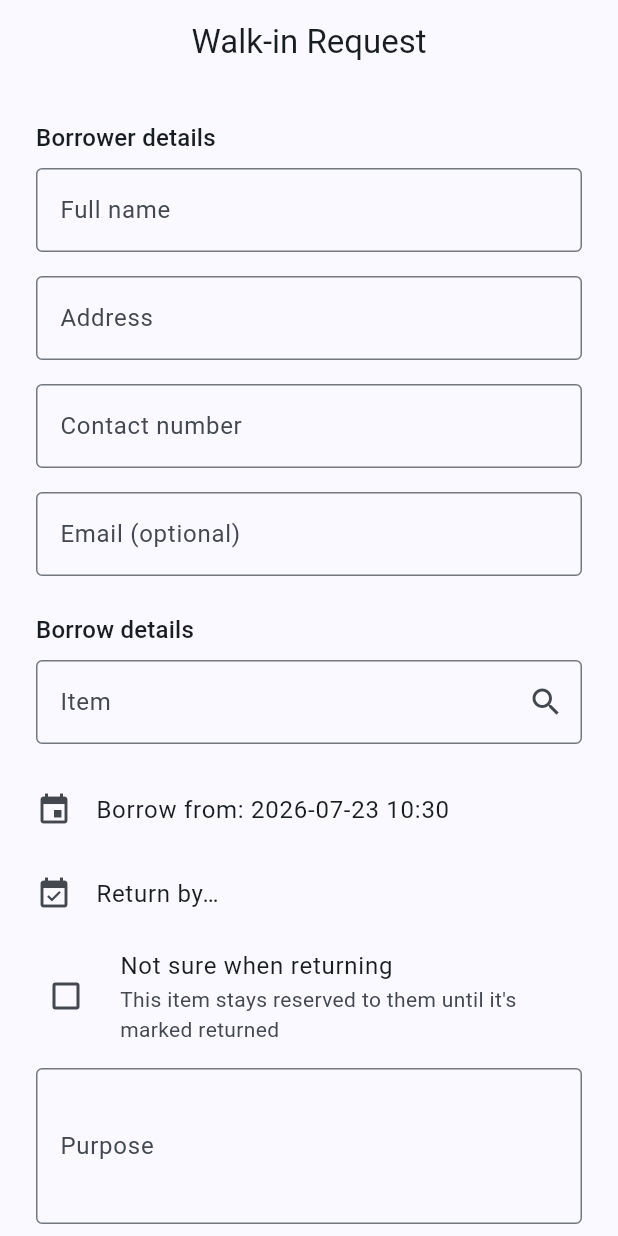
After one commit to Vincentjhon31/SBS, a Flutter app: the WalkInRequestScreen screen opened by its route, on a phone screen of 412 x 824 dp. The commit adds this screen. Run offline on Flutter 3.47's test engine with Material 3 defaults, Android fonts, the phone set to English and light mode, and no system bars; our stand-ins replace dio, flutter_riverpod, go_router, image_picker, shared_preferences, supabase_flutter; accounts and stored records are empty; network calls fail.

Commit message:
Walk-in (no-account) borrowing for the front desk
Adds a third borrower path alongside citizen/staff self-service: someone
who walks in with no app account, handled entirely by staff at the
counter.

- guest_borrowers table (name/address/contact/optional email + DPA
  consent captured by staff on the guest's behalf) -- NOT backed by
  auth.users, so no login/service-role machinery needed
- borrow_requests.borrower_id is now nullable with a new sibling
  guest_borrower_id (xor check enforces exactly one); requested_to is
  nullable too, but ONLY for guest rows (regression-tested: self-service
  citizen/staff requests still require a return date)
- create_guest_borrow_request() RPC: creates the guest + request and
  auto-approves in one atomic, staff-scope-checked step, since staff is
  physically present to witness it -- everything after (photos,
  liability ack, return) reuses the existing Phase 6 release_item/
  return_item RPCs completely unchanged
- An open-ended ("not sure when returning") loan correctly keeps
  blocking the item for everyone else via the existing exclusion
  constraint until it's returned -- verified with a far-future booking
  attempt that correctly fails
- Fixed two latent null-unsafe spots this surfaced: item_reserved_windows
  was silently dropping open-ended windows from the conflict/calendar
  view, and the Phase 7 notification triggers would have thrown on a
  null borrower_id -- guests now correctly get no in-app notification
  (no account to receive one), staff's overdue alert now names the guest
  instead of showing blank
- Walk-in Request screen: guest intake + item/date picker (with "not
  sure when returning"), reached from a new AppBar action on Approvals,
  chains straight into the existing evidence-capture screen for the
  handoff photos
- Approvals queue/detail now show a real Citizen/Staff/Walk-in label and
  "not yet known" instead of crashing on a null due date

Verified: full SQL regression suite (all prior phases + new tests) +
a REST-level walk-in lifecycle test (create -> auto-approve -> visible
in queue -> release -> return, all through the unmodified Phase 6 RPCs)
+ flutter analyze/test, both locally and against the hosted project.

```diff
--- a/lib/app/router.dart
+++ b/lib/app/router.dart
@@ -15,6 +15,7 @@ import '../features/auth/presentation/citizen_register_screen.dart';
 import '../features/auth/presentation/login_screen.dart';
 import '../features/borrowing/presentation/my_requests_screen.dart';
 import '../features/borrowing/presentation/request_form_screen.dart';
+import '../features/borrowing/presentation/walkin_request_screen.dart';
 import '../features/home/presentation/home_screen.dart';
 import '../features/items/data/items_models.dart';
 import '../features/items/presentation/item_calendar_screen.dart';
@@ -38,6 +39,7 @@ abstract final class AppRoutes {
   static const itemCalendar = '/items/calendar';
   static const requests = '/requests';
   static const requestNew = '/requests/new';
+  static const walkinNew = '/requests/walkin';
   static const approvals = '/approvals';
   static const approvalDetail = '/approvals/detail';
   static const evidenceCapture = '/approvals/capture';
@@ -144,6 +146,10 @@ final routerProvider = Provider<GoRouter>((ref) {
         ),
       ),
       GoRoute(
+        path: AppRoutes.walkinNew,
+        builder: (context, state) => const WalkInRequestScreen(),
+      ),
+      GoRoute(
         path: AppRoutes.itemNew,
         builder: (context, state) => const ItemFormScreen(),
       ),
--- a/lib/core/constants/app_constants.dart
+++ b/lib/core/constants/app_constants.dart
@@ -27,4 +27,12 @@ abstract final class AppConstants {
       'Your photo and ID information are used solely to verify borrowing '
       'transactions with the LGU. You can request an export or deletion of '
       'your personal data at any time from Settings.';
+
+  /// Read aloud by staff at walk-in intake — the guest has no app account
+  /// to tap their own consent, so staff confirms it on their behalf.
+  static const guestConsentStatement =
+      'Your name, address, contact number, and the photos taken at '
+      'handoff/return will be used solely to verify this borrowing '
+      'transaction with the LGU and kept only as long as required for '
+      'that record.';
 }
--- a/lib/features/approvals/data/approvals_models.dart
+++ b/lib/features/approvals/data/approvals_models.dart
@@ -16,14 +16,19 @@ class PendingApproval {
   final String itemLabel;
   final String purpose;
   final DateTime requestedFrom;
-  final DateTime requestedTo;
-  final String borrowerId;
+
+  /// Null for an open-ended walk-in loan (borrowerType == 'guest' only).
+  final DateTime? requestedTo;
+
+  /// Null for a walk-in guest — there's no profiles row to reference.
+  final String? borrowerId;
   final String borrowerName;
   final String borrowerType;
   final String status;
   final DateTime createdAt;
 
   bool get isCitizenBorrower => borrowerType == 'citizen';
+  bool get isGuestBorrower => borrowerType == 'guest';
   bool get isOverdue => status == 'overdue';
 
   factory PendingApproval.fromJson(Map<String, dynamic> json) {
@@ -31,14 +36,19 @@ class PendingApproval {
     final name = item?['name'] as String? ?? 'Unknown item';
     final tag = item?['distinguishing_tag'] as String?;
     final borrower = json['profiles'] as Map<String, dynamic>?;
+    final guest = json['guest_borrowers'] as Map<String, dynamic>?;
     return PendingApproval(
       id: json['id'] as String,
       itemLabel: (tag == null || tag.isEmpty) ? name : '$name ($tag)',
       purpose: json['purpose'] as String,
       requestedFrom: DateTime.parse(json['requested_from'] as String).toLocal(),
-      requestedTo: DateTime.parse(json['requested_to'] as String).toLocal(),
-      borrowerId: json['borrower_id'] as String,
-      borrowerName: borrower?['full_name'] as String? ?? 'Unknown borrower',
+      requestedTo: json['requested_to'] == null
+          ? null
+          : DateTime.parse(json['requested_to'] as String).toLocal(),
+      borrowerId: json['borrower_id'] as String?,
+      borrowerName: borrower?['full_name'] as String? ??
+          guest?['full_name'] as String? ??
+          'Unknown borrower',
       borrowerType: json['borrower_type'] as String,
       status: json['status'] as String,
       createdAt: DateTime.parse(json['created_at'] as String).toLocal(),
--- a/lib/features/approvals/data/approvals_repository.dart
+++ b/lib/features/approvals/data/approvals_repository.dart
@@ -22,7 +22,8 @@ class ApprovalsRepository {
     final rows = await _client
         .from('borrow_requests')
         .select('*, items(name, distinguishing_tag), '
-            'profiles!borrow_requests_borrower_id_fkey(full_name, user_type)')
+            'profiles!borrow_requests_borrower_id_fkey(full_name, user_type), '
+            'guest_borrowers(full_name)')
         .inFilter('status', statuses.split(','))
         .order('created_at', ascending: true);
     return [for (final row in rows) PendingApproval.fromJson(row)];
--- a/lib/features/borrowing/data/borrow_repository.dart
+++ b/lib/features/borrowing/data/borrow_repository.dart
@@ -43,4 +43,33 @@ class BorrowRepository {
         ReservedWindow.fromJson(row as Map<String, dynamic>),
     ];
   }
+
+  /// Walk-in counter flow: staff creates the guest identity and the
+  /// request in one atomic step, pre-approved since staff is physically
+  /// present. Returns the new borrow_requests id, ready for evidence
+  /// capture (release_item) right away.
+  Future<String> createGuestRequest({
+    required String itemId,
+    required String fullName,
+    required String address,
+    required String contactNumber,
+    String? email,
+    required String purpose,
+    required DateTime from,
+    DateTime? to,
+    required bool consented,
+  }) async {
+    final result = await _client.rpc('create_guest_borrow_request', params: {
+      'item': itemId,
+      'full_name': fullName.trim(),
+      'address': address.trim(),
+      'contact_number': contactNumber.trim(),
+      'email': (email == null || email.trim().isEmpty) ? null : email.trim(),
+      'purpose': purpose.trim(),
+      'requested_from': from.toUtc().toIso8601String(),
+      'requested_to': to?.toUtc().toIso8601String(),
+      'consented': consented,
+    });
+    return result as String;
+  }
 }
--- /dev/null
+++ b/lib/features/borrowing/presentation/walkin_request_screen.dart
@@ -0,0 +1,363 @@
+import 'package:flutter/material.dart';
+import 'package:flutter_riverpod/flutter_riverpod.dart';
+import 'package:go_router/go_router.dart';
+import 'package:supabase_flutter/supabase_flutter.dart';
+
+import '../../../app/router.dart';
+import '../../../core/constants/app_constants.dart';
+import '../../approvals/data/approvals_models.dart';
+import '../../approvals/data/approvals_providers.dart';
+import '../../items/data/items_models.dart';
+import '../../items/data/items_providers.dart';
+import '../data/borrow_providers.dart';
+
+/// Staff-only counter flow for someone with no app account: fill in who
+/// they are, what they're borrowing, and when — then go straight into
+/// evidence capture (photos + liability ack) for the handoff, same as any
+/// other release.
+class WalkInRequestScreen extends ConsumerStatefulWidget {
+  const WalkInRequestScreen({super.key});
+
+  @override
+  ConsumerState<WalkInRequestScreen> createState() =>
+      _WalkInRequestScreenState();
+}
+
+class _WalkInRequestScreenState extends ConsumerState<WalkInRequestScreen> {
+  final _formKey = GlobalKey<FormState>();
+  final _itemController = TextEditingController();
+  final _nameController = TextEditingController();
+  final _addressController = TextEditingController();
+  final _contactController = TextEditingController();
+  final _emailController = TextEditingController();
+  final _purposeController = TextEditingController();
+  Item? _selectedItem;
+  DateTime _from = DateTime.now();
+  DateTime? _to;
+  bool _notSureWhenReturning = false;
+  bool _consented = false;
+  bool _submitting = false;
+
+  @override
+  void dispose() {
+    _itemController.dispose();
+    _nameController.dispose();
+    _addressController.dispose();
+    _contactController.dispose();
+    _emailController.dispose();
+    _purposeController.dispose();
+    super.dispose();
+  }
+
+  Future<void> _pickDateTime({required bool isFrom}) async {
+    final now = DateTime.now();
+    final initial = isFrom ? _from : (_to ?? _from);
+    final date = await showDatePicker(
+      context: context,
+      initialDate: initial,
+      firstDate: now.subtract(const Duration(days: 1)),
+      lastDate: now.add(const Duration(days: 365)),
+    );
+    if (date == null || !mounted) return;
+    final time = await showTimePicker(
+      context: context,
+      initialTime: TimeOfDay.fromDateTime(initial),
+    );
+    if (time == null) return;
+    final picked =
+        DateTime(date.year, date.month, date.day, time.hour, time.minute);
+    setState(() {
+      if (isFrom) {
+        _from = picked;
+        if (_to != null && !_to!.isAfter(picked)) _to = null;
+      } else {
+        _to = picked;
+      }
+    });
+  }
+
+  Future<void> _submit() async {
+    final messenger = ScaffoldMessenger.of(context);
+    if (!_formKey.currentState!.validate()) return;
+    if (_selectedItem == null) {
+      messenger.showSnackBar(
+          const SnackBar(content: Text('Select an item from the list.')));
+      return;
+    }
+    if (!_notSureWhenReturning && _to == null) {
+      messenger.showSnackBar(const SnackBar(
+          content: Text(
+              'Pick a return date, or check "Not sure when returning."')));
+      return;
+    }
+    if (!_consented) {
+      messenger.showSnackBar(const SnackBar(
+          content: Text(
+              'Read the notice to the guest and confirm their consent.')));
+      return;
+    }
+    setState(() => _submitting = true);
+    try {
+      final requestId =
+          await ref.read(borrowRepositoryProvider).createGuestRequest(
+                itemId: _selectedItem!.id,
+                fullName: _nameController.text,
+                address: _addressController.text,
+                contactNumber: _contactController.text,
+                email: _emailController.text,
+                purpose: _purposeController.text,
+                from: _from,
+                to: _notSureWhenReturning ? null : _to,
+                consented: true,
+              );
+      ref.invalidate(approvalQueueProvider);
+      if (!mounted) return;
+      // Straight into the same release-evidence flow every other handoff
+      // uses — replace this form in the stack so "back" from there
+      // returns to Approvals, not to a stale filled-out form.
+      context.pushReplacement(
+        AppRoutes.evidenceCapture,
+        extra: EvidenceCaptureArgs(
+          stage: 'release',
+          request: PendingApproval(
+            id: requestId,
+            itemLabel: _selectedItem!.displayName,
+            purpose: _purposeController.text.trim(),
+            requestedFrom: _from,
+            requestedTo: _notSureWhenReturning ? null : _to,
+            borrowerId: null,
+            borrowerName: _nameController.text.trim(),
+            borrowerType: 'guest',
+            status: 'approved',
+            createdAt: DateTime.now(),
+          ),
+        ),
+      );
+    } on PostgrestException catch (e) {
+      messenger.showSnackBar(
+          SnackBar(content: Text('Could not create walk-in: ${e.message}')));
+    } catch (_) {
+      messenger.showSnackBar(const SnackBar(
+          content: Text('Could not create walk-in. Check your connection.')));
+    } finally {
+      if (mounted) setState(() => _submitting = false);
+    }
+  }
+
+  @override
+  Widget build(BuildContext context) {
+    final items = ref.watch(itemsProvider).value ?? [];
+    final activeItems = [
+      for (final item in items)
+        if (item.active) item,
+    ];
+
+    return Scaffold(
+      appBar: AppBar(title: const Text('Walk-in Request')),
+      body: SafeArea(
+        child: SingleChildScrollView(
+          padding: const EdgeInsets.all(24),
+          child: Form(
+            key: _formKey,
+            child: Column(
+              crossAxisAlignment: CrossAxisAlignment.stretch,
+              children: [
+                Text('Borrower details',
+                    style: Theme.of(context).textTheme.titleMedium),
+                const SizedBox(height: 8),
+                TextFormField(
+                  controller: _nameController,
+                  decoration: const InputDecoration(labelText: 'Full name'),
+                  textCapitalization: TextCapitalization.words,
+                  validator: (v) => (v == null || v.trim().length < 2)
+                      ? 'Full name is required'
+                      : null,
+                ),
+                const SizedBox(height: 16),
+                TextFormField(
+                  controller: _addressController,
+                  decoration: const InputDecoration(labelText: 'Address'),
+                  validator: (v) => (v == null || v.trim().isEmpty)
+                      ? 'Address is required'
+                      : null,
+                ),
+                const SizedBox(height: 16),
+                TextFormField(
+                  controller: _contactController,
+                  decoration: const InputDecoration(
+                    labelText: 'Contact number',
+                    hintText: '09XX XXX XXXX',
+                  ),
+                  keyboardType: TextInputType.phone,
+                  validator: (v) => (v == null || v.trim().length < 7)
+                      ? 'Contact number is required'
+                      : null,
+                ),
+                const SizedBox(height: 16),
+                TextFormField(
+                  controller: _emailController,
+                  decoration:
+                      const InputDecoration(labelText: 'Email (optional)'),
+                  keyboardType: TextInputType.emailAddress,
+                ),
+                const SizedBox(height: 24),
+                Text('Borrow details',
+                    style: Theme.of(context).textTheme.titleMedium),
+                const SizedBox(height: 8),
+                RawAutocomplete<Item>(
+                  textEditingController: _itemController,
+                  focusNode: FocusNode(),
+                  displayStringForOption: (item) => item.displayName,
+                  optionsBuilder: (value) {
+                    final q = value.text.trim().toLowerCase();
+                    if (q.isEmpty) return activeItems;
+                    return activeItems
+                        .where((i) => i.displayName.toLowerCase().contains(q));
+                  },
+                  onSelected: (item) => setState(() => _selectedItem = item),
+                  fieldViewBuilder:
+                      (context, controller, focusNode, onSubmit) =>
+                          TextFormField(
+                    controller: controller,
+                    focusNode: focusNode,
+                    decoration: InputDecoration(
+                      labelText: 'Item',
+                      hintText: 'Start typing — e.g. Multicab',
+                      suffixIcon: _selectedItem != null
+                          ? const Icon(Icons.check_circle)
+                          : const Icon(Icons.search),
+                    ),
+                    validator: (v) => _selectedItem == null
+                        ? 'Pick an item from the suggestions'
+                        : null,
+                    onChanged: (v) {
+                      if (_selectedItem != null &&
+                          v != _selectedItem!.displayName) {
+                        setState(() => _selectedItem = null);
+                      }
+                    },
+                  ),
+                  optionsViewBuilder: (context, onSelected, options) => Align(
+                    alignment: Alignment.topLeft,
+                    child: Material(
+                      elevation: 4,
+                      child: ConstrainedBox(
+                        constraints: const BoxConstraints(maxHeight: 240),
+                        child: ListView(
+                          shrinkWrap: true,
+                          children: [
+                            for (final option in options)
+                              ListTile(
+                                title: Text(option.displayName),
+                                onTap: () => onSelected(option),
+                              ),
+                          ],
+                        ),
+                      ),
+                    ),
+                  ),
+                ),
+                const SizedBox(height: 16),
+                ListTile(
+                  contentPadding: EdgeInsets.zero,
+                  leading: const Icon(Icons.event),
+                  title: Text('Borrow from: ${_format(_from)}'),
+                  onTap: _submitting ? null : () => _pickDateTime(isFrom: true),
+                ),
+                ListTile(
+                  contentPadding: EdgeInsets.zero,
+                  leading: const Icon(Icons.event_available),
+                  title: Text(_to == null
+                      ? 'Return by…'
+                      : 'Return by: ${_format(_to!)}'),
+                  enabled: !_notSureWhenReturning,
+                  onTap: _submitting || _notSureWhenReturning
+                      ? null
+                      : () => _pickDateTime(isFrom: false),
+                ),
+                CheckboxListTile(
+                  value: _notSureWhenReturning,
+                  onChanged: _submitting
+                      ? null
+                      : (v) => setState(() {
+                            _notSureWhenReturning = v ?? false;
+                            if (_notSureWhenReturning) _to = null;
+                          }),
+                  contentPadding: EdgeInsets.zero,
+                  controlAffinity: ListTileControlAffinity.leading,
+                  title: const Text('Not sure when returning'),
+                  subtitle: const Text(
+                      'This item stays reserved to them until it\'s marked returned'),
+                ),
+                const SizedBox(height: 8),
+                TextFormField(
+                  controller: _purposeController,
+                  decoration: const InputDecoration(
+                    labelText: 'Purpose',
+                    hintText: 'What will it be used for?',
+                  ),
+                  maxLines: 3,
+                  validator: (v) => (v == null || v.trim().isEmpty)
+                      ? 'Purpose is required'
+                      : null,
+                ),
+                const SizedBox(height: 16),
+                Card(
+                  child: Padding(
+                    padding: const EdgeInsets.all(12),
+                    child: Column(
+                      crossAxisAlignment: CrossAxisAlignment.start,
+                      children: [
+                        Text('Data privacy notice',
+                            style: Theme.of(context).textTheme.labelLarge),
+                        const SizedBox(height: 4),
+                        Text(AppConstants.guestConsentStatement,
+                            style: Theme.of(context).textTheme.bodySmall),
+                        CheckboxListTile(
+                          value: _consented,
+                          onChanged: _submitting
+                              ? null
+                              : (v) => setState(() => _consented = v ?? false),
+                          contentPadding: EdgeInsets.zero,
+                          controlAffinity: ListTileControlAffinity.leading,
+                          title: const Text(
+                              'I read this notice to the guest and they consent'),
+                        ),
+                      ],
+                    ),
+                  ),
+                ),
+                const SizedBox(height: 24),
+                FilledButton(
+                  onPressed: _submitting ? null : _submit,
+                  child: _submitting
+                      ? const SizedBox(
+                          width: 20,
+                          height: 20,
+                          child: CircularProgressIndicator(strokeWidth: 2),
+                        )
+                      : const Text('Create & continue to handoff'),
+                ),
+                const SizedBox(height: 8),
+                Text(
+                  'This request is approved immediately — you\'re present to '
+                  'witness it. Next: capture handoff photos.',
+                  textAlign: TextAlign.center,
+                  style: Theme.of(context).textTheme.bodySmall,
+                ),
+              ],
+            ),
+          ),
+        ),
+      ),
+    );
+  }
+
+  static String _format(DateTime dt) {
+    final d = '${dt.year}-${dt.month.toString().padLeft(2, '0')}-'
+        '${dt.day.toString().padLeft(2, '0')}';
+    final t = '${dt.hour.toString().padLeft(2, '0')}:'
+        '${dt.minute.toString().padLeft(2, '0')}';
+    return '$d $t';
+  }
+}
```
Also changed, not shown: lib/features/approvals/presentation/approvals_screen.dart (+34 -12 lines), 2 other files.
